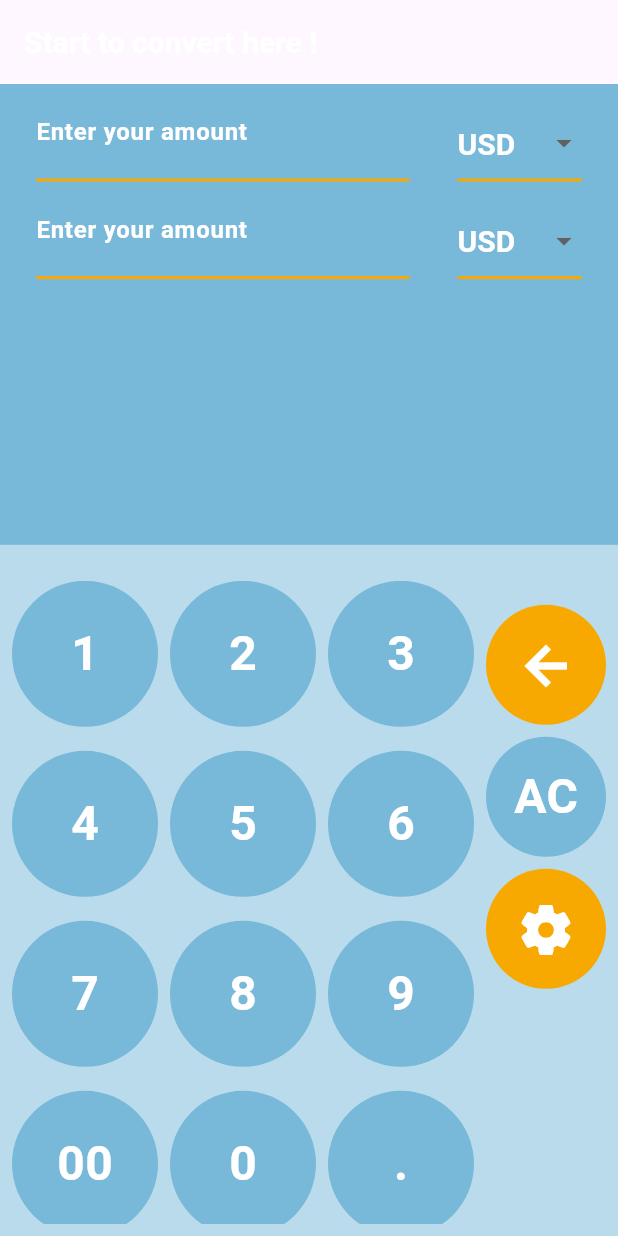
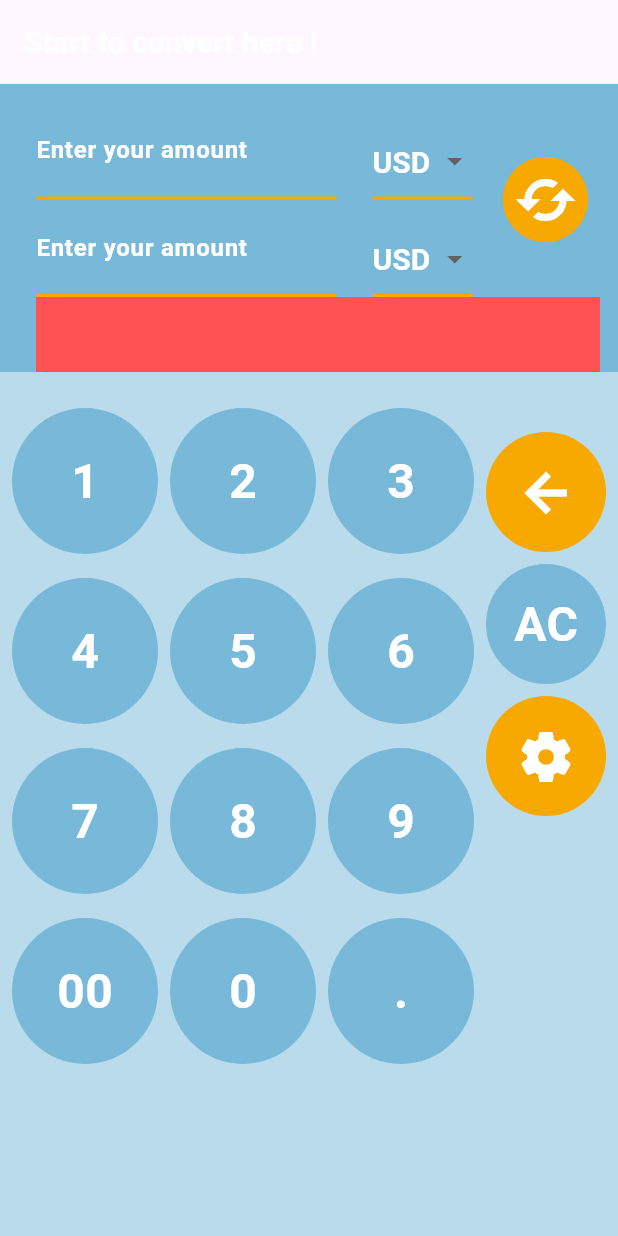
Before and after one commit to aschneiderGit/converter, a Flutter app: the screen it shows after launch, on a phone screen of 412 x 824 dp. Run offline on Flutter 3.47's test engine with Material 3 defaults, Android fonts, the phone set to English and light mode, and no system bars; statements that could not run were skipped.

Commit message:
reverse button UI

```diff
--- a/lib/views/widgets/top_display.dart
+++ b/lib/views/widgets/top_display.dart
@@ -1,5 +1,6 @@
 import 'package:converter/core/theme/app_colors.dart';
 import 'package:converter/views/widgets/amount_field.dart';
+import 'package:converter/views/widgets/circle_button/icon_button.dart';
 import 'package:converter/views/widgets/currency_dropdown.dart';
 import 'package:flutter/material.dart';
 
@@ -8,38 +9,52 @@ class TopDisplay extends StatelessWidget {
 
   @override
   Widget build(BuildContext context) {
-    return Expanded(
-      flex: 2,
+    return Flexible(
+      flex: 1,
       child: Container(
-        height: double.infinity,
-        width: double.infinity,
+        padding: const EdgeInsets.only(left: 24.0, top: 12, right: 12),
         color: Theme.of(context).primary,
-        child: Container(
-          padding: const EdgeInsets.only(left: 24.0, right: 24.0),
         child: Column(
           children: [
             Row(
               children: [
-                  Flexible(flex: 3, child: AmountField()),
-                  SizedBox(width: 32),
                 Flexible(
-                    child: SizedBox(height: 65, child: CurrencyDropdown()),
+                  flex: 4,
+                  child: Column(
+                    mainAxisSize: MainAxisSize.min,
+                    children: [currencyAmmountRow(), currencyAmmountRow()],
                   ),
+                ),
+                SizedBox(width: 12),
+                reverseButton(),
               ],
             ),
-              Row(
-                children: [
-                  Flexible(flex: 3, child: AmountField()),
-                  SizedBox(width: 32),
-                  Flexible(
-                    child: SizedBox(height: 65, child: CurrencyDropdown()),
-                  ),
+            Expanded(child: Container(color: Colors.redAccent)),
           ],
-              ),
-            ],
-          ),
         ),
       ),
     );
   }
+
+  Row currencyAmmountRow() {
+    return Row(
+      children: [
+        Flexible(flex: 3, child: AmountField()),
+        SizedBox(width: 24),
+        Flexible(child: SizedBox(height: 65, child: CurrencyDropdown())),
+      ],
+    );
   }
+}
+
+class reverseButton extends StatelessWidget {
+  const reverseButton({super.key});
+
+  @override
+  Widget build(BuildContext context) {
+    return Flexible(
+      flex: 1,
+      child: SizedBox(child: iconButton(icon: Icons.cached, secondary: true)),
+    );
+  }
+}
```
Lines whose indentation alone changed are shown as unchanged.
